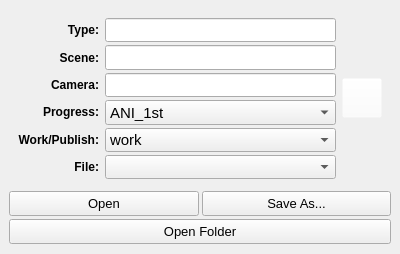
Above: Plugcmds/AnimSceneReader/AnimSceneReader.ui from zclongpop123/RiggingTeamTools before the change. Below: the same form after it.
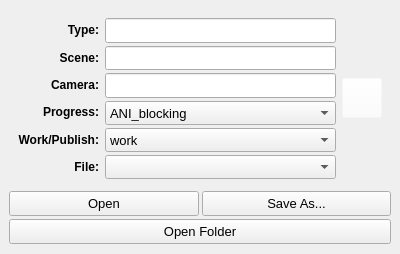
That is the form after the change.

Commit message: Add other group items..

```diff
--- a/Plugcmds/AnimSceneReader/AnimSceneReader.ui
+++ b/Plugcmds/AnimSceneReader/AnimSceneReader.ui
@@ -274,12 +274,17 @@
            </property>
            <property name="font">
             <font>
-             <pointsize>11</pointsize>
+             <pointsize>10</pointsize>
             </font>
            </property>
            <property name="layoutDirection">
             <enum>Qt::LeftToRight</enum>
            </property>
+           <item>
+            <property name="text">
+             <string>ANI_blocking</string>
+            </property>
+           </item>
            <item>
             <property name="text">
              <string>ANI_1st</string>
@@ -307,7 +312,7 @@
            </property>
            <property name="font">
             <font>
-             <pointsize>11</pointsize>
+             <pointsize>10</pointsize>
             </font>
            </property>
            <property name="layoutDirection">
```
Left out of the diff: 84 changed lines with no effect on the pictures. The commit also changes 1 other file.
